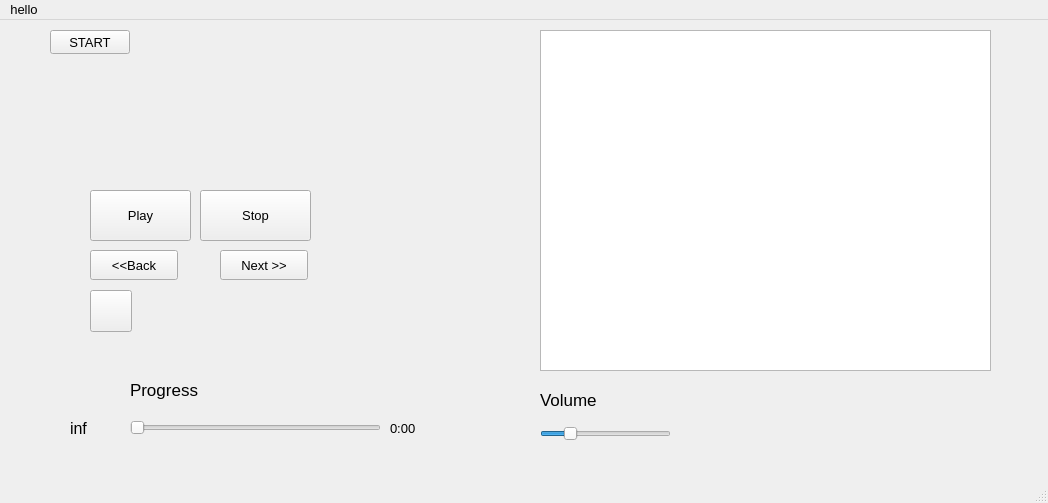
Above: music_player/music_player.ui from yoorgoo/Metro_Music before the change. Below: the same form after it.
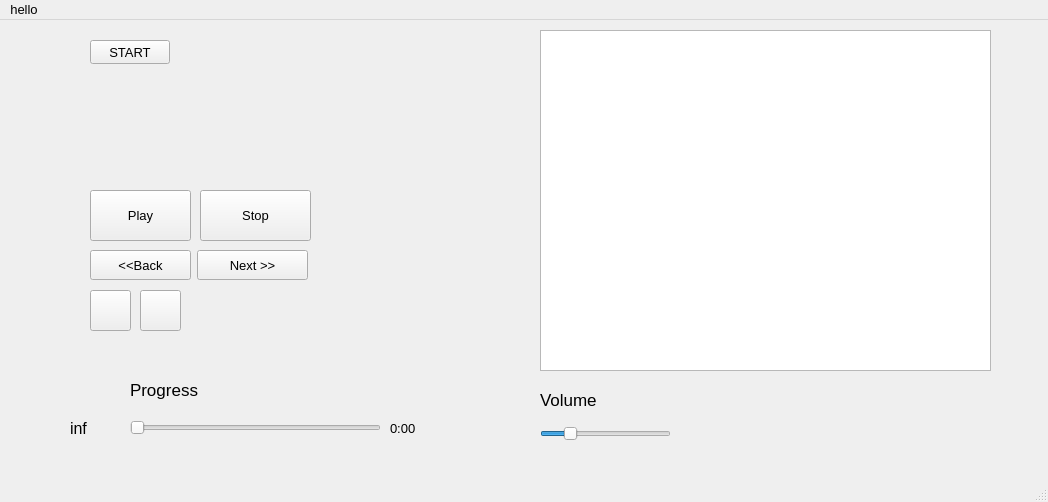
That is the form after the change.

Commit message: added a shuffle button and supporting code. Still need to clean up a bit.

The edit to the form file:
```diff
--- a/music_player/music_player.ui
+++ b/music_player/music_player.ui
@@ -7,7 +7,7 @@
     <x>0</x>
     <y>0</y>
     <width>1048</width>
-    <height>503</height>
+    <height>502</height>
    </rect>
   </property>
   <property name="font">
@@ -147,8 +147,8 @@
    <widget class="QPushButton" name="start">
     <property name="geometry">
      <rect>
-      <x>50</x>
-      <y>10</y>
+      <x>90</x>
+      <y>20</y>
       <width>80</width>
       <height>24</height>
      </rect>
@@ -172,7 +172,7 @@
      <rect>
       <x>90</x>
       <y>230</y>
-      <width>88</width>
+      <width>101</width>
       <height>30</height>
      </rect>
     </property>
@@ -183,9 +183,9 @@
    <widget class="QPushButton" name="nextSong">
     <property name="geometry">
      <rect>
-      <x>220</x>
+      <x>197</x>
       <y>230</y>
-      <width>88</width>
+      <width>111</width>
       <height>30</height>
      </rect>
     </property>
@@ -198,8 +198,8 @@
      <rect>
       <x>90</x>
       <y>270</y>
-      <width>42</width>
-      <height>42</height>
+      <width>41</width>
+      <height>41</height>
      </rect>
     </property>
     <property name="text">
@@ -207,11 +207,33 @@
     </property>
     <property name="iconSize">
      <size>
-      <width>42</width>
-      <height>42</height>
+      <width>47</width>
+      <height>47</height>
      </size>
     </property>
    </widget>
+   <widget class="QPushButton" name="shuffle_b">
+    <property name="geometry">
+     <rect>
+      <x>140</x>
+      <y>270</y>
+      <width>41</width>
+      <height>41</height>
+     </rect>
+    </property>
+    <property name="text">
+     <string/>
+    </property>
+    <property name="iconSize">
+     <size>
+      <width>38</width>
+      <height>38</height>
+     </size>
+    </property>
+    <property name="checkable">
+     <bool>false</bool>
+    </property>
+   </widget>
   </widget>
   <widget class="QMenuBar" name="menubar">
    <property name="geometry">
```
The commit also changes 6 other files.
